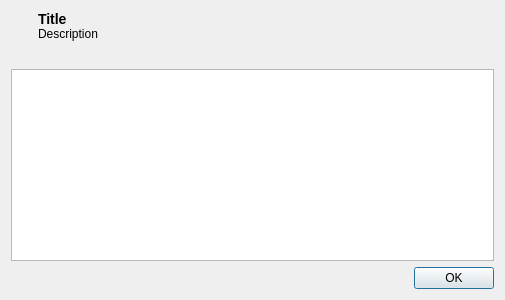
This is app/ui/errordialog.ui in pencil2d/pencil as Qt 5 draws it before an edit. The edited form follows.
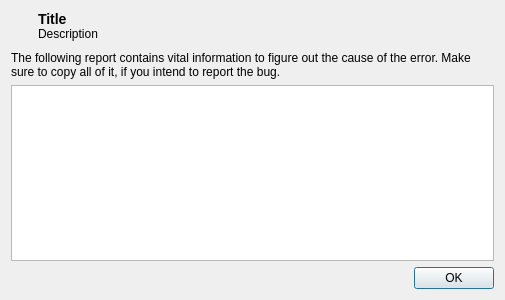
This is the edited form. Icons and pictures are not drawn.

Commit message: Add text explaining the importance of the bug report

Patch:
```diff
--- a/app/ui/errordialog.ui
+++ b/app/ui/errordialog.ui
@@ -82,6 +82,16 @@
      </item>
     </layout>
    </item>
+   <item>
+    <widget class="QLabel" name="label">
+     <property name="text">
+      <string>The following report contains vital information to figure out the cause of the error. Make sure to copy all of it, if you intend to report the bug.</string>
+     </property>
+     <property name="wordWrap">
+      <bool>true</bool>
+     </property>
+    </widget>
+   </item>
    <item>
     <widget class="QTextEdit" name="details">
      <property name="readOnly">
```
